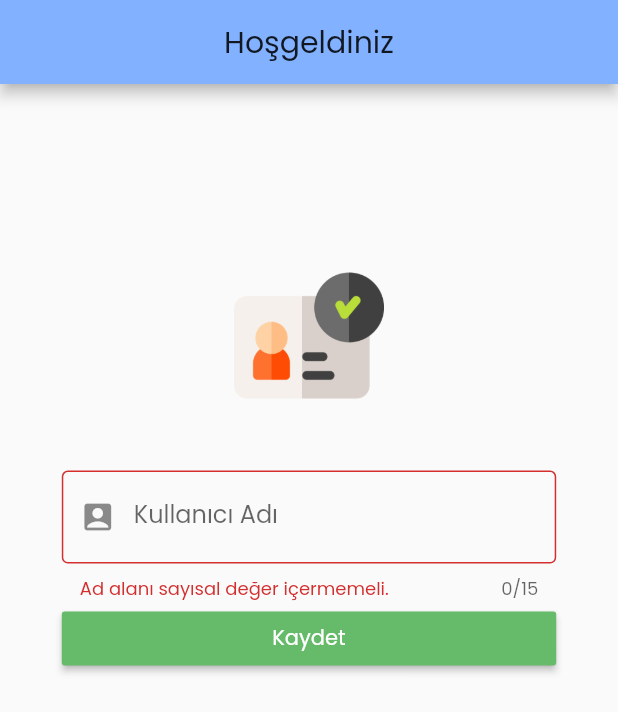
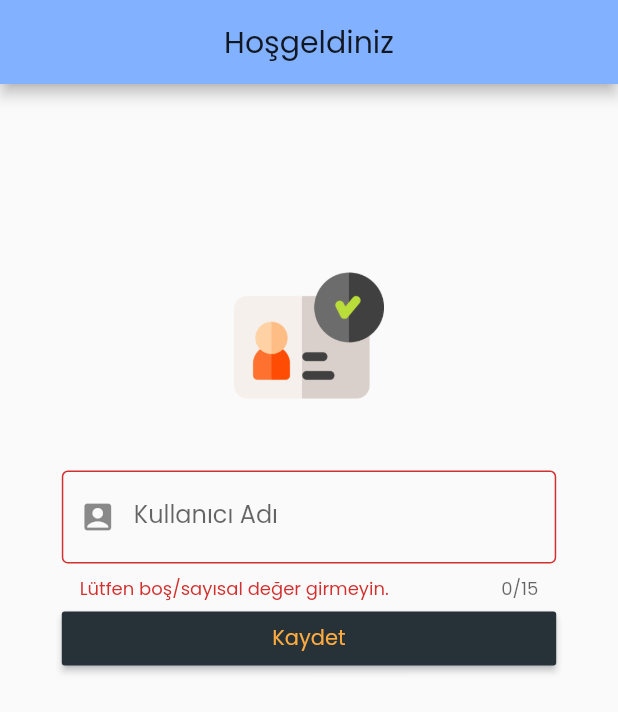
Before and after one commit to mertbahardogan/fit_child-app, a Flutter app: the screen it shows after launch, after a tap on "Kaydet", on a phone screen of 412 x 824 dp. Shown: the top 712 px of the screen. Run offline on Flutter 3.47's test engine with Material 2 defaults, Android fonts, the phone set to English and light mode, and no system bars; our stand-ins replace date_format, flushbar, splashscreen, sqflite; missing offline and left inert: firebase_admob, onesignal_flutter; accounts and stored records are empty.

Commit message:
Check UI, commit before adding firebase.

```diff
--- a/lib/ui/egzersiz_detay.dart
+++ b/lib/ui/egzersiz_detay.dart
@@ -333,7 +333,7 @@ class _EgzersizDetayState extends State<EgzersizDetay> {
                     style: TextStyle(
                         color: Colors.green.shade100,
                         fontWeight: FontWeight.bold,
-                        fontSize: 14),
+                        fontSize: MediaQuery.of(context).size.width/24),
                   ),
                 ),
               ),
@@ -342,7 +342,7 @@ class _EgzersizDetayState extends State<EgzersizDetay> {
               FlatButton(
                 child: Text(
                   "Kapat",
-                  style: TextStyle(color: Colors.redAccent, fontSize: 12),
+                  style: TextStyle(color: Colors.redAccent, fontSize: MediaQuery.of(context).size.width/30),
                 ),
                 onPressed: () => Navigator.of(ctx).pop(),
               ),
--- a/lib/ui/giris_sayfasi.dart
+++ b/lib/ui/giris_sayfasi.dart
@@ -9,7 +9,6 @@ class GirisSayfasi extends StatefulWidget {
 }
 
 class _GirisSayfasiState extends State<GirisSayfasi> {
-  // double _yasForm = 7;
   var otomatikKontrol = AutovalidateMode.disabled;
   var _formKey = GlobalKey<FormState>();
 
@@ -71,36 +70,15 @@ class _GirisSayfasiState extends State<GirisSayfasi> {
                   controller: _controller,
                   validator: _isimKontrol,
                 ),
-                // SizedBox(
-                //   height: 25,
-                // ),
-                // Text("Yaşınızı Seçiniz:"),
-                // Slider(
-                //     min: 7,
-                //     max: 17,
-                //     divisions: 10,
-                //     activeColor: Colors.redAccent,
-                //     label: _yasForm.toInt().toString(),
-                //     inactiveColor: Colors.blueGrey.shade900,
-                //     value: _yasForm,
-                //     onChanged: (secilen) {
-                //       setState(() {
-                //         _yasForm = secilen;
-                //         debugPrint("Girilen yaş değeri: $_yasForm");
-                //       });
-                //     }),
-                // SizedBox(
-                //   height: 25,
-                // ),
                 RaisedButton(
                   onPressed: () {
                     _kayitEkle(Kisisel(_controller.text));
                   },
-                  color: Colors.green.shade400,
+                  color: Colors.blueGrey.shade900,
                   child: Text(
                     "Kaydet",
                     style: TextStyle(
-                      color: Colors.white,
+                      color: Colors.orangeAccent,
                     ),
                   ),
                 ),
@@ -126,7 +104,7 @@ class _GirisSayfasiState extends State<GirisSayfasi> {
   String _isimKontrol(String deger) {
     RegExp regex = RegExp("[a-zA-Z]+\$");
     if (!regex.hasMatch(deger))
-      return 'Ad alanı sayısal değer içermemeli.';
+      return 'Lütfen boş/sayısal değer girmeyin.';
     else
       return null;
   }
```
Also changed, not shown: lib/ui/ana_sayfa.dart (+3 -12 lines), lib/ui/program_detay.dart (+7 -32 lines), 2 other files.
